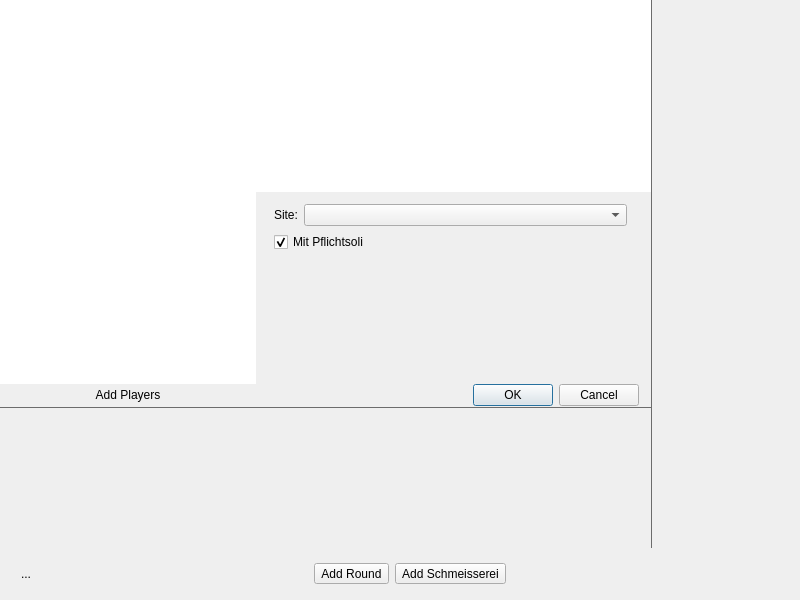
This is src/ui/game/gamewindow.ui in lbproductions/psnewmodel as Qt 5 draws it before an edit. The edited form follows.
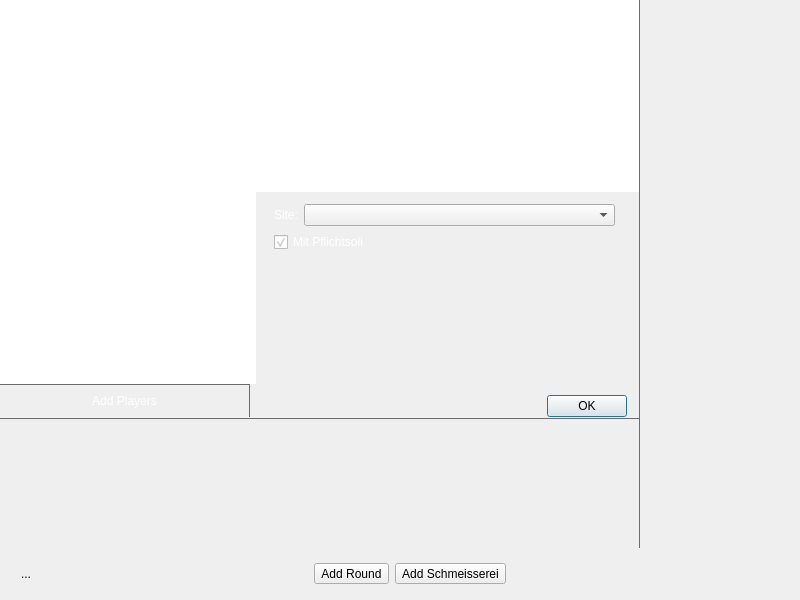
This is the edited form. Icons and pictures are not drawn. Custom widgets are drawn as their Qt base class.

The edit to the form file:
```diff
--- a/src/ui/game/gamewindow.ui
+++ b/src/ui/game/gamewindow.ui
@@ -34,6 +34,25 @@
 }
 QSplitter:handle {
 background-color: rgb(108,108,108);
+}
+QPushButton#pushButtonAddPlayers {
+	color: white;
+	border: none;
+	border-top: 1px solid rgb(108,108,108);
+	border-right: 1px solid rgb(108,108,108);
+	height: 32px;
+	margin-right: 6px;
+}
+PlayersListWidget {
+	background-color: rgba(0,0,0,0);
+	border:none;
+	border-right: 1px solid rgb(108,108,108);
+}
+QCheckBox {
+	color: white;
+}
+QLabel {
+	color: white;
 }</string>
   </property>
   <widget class="QWidget" name="centralwidget">
@@ -124,7 +143,7 @@
                 <string>Add Players</string>
                </property>
                <property name="flat">
-                <bool>true</bool>
+                <bool>false</bool>
                </property>
               </widget>
              </item>
@@ -171,7 +190,7 @@
                 <bool>true</bool>
                </property>
                <property name="standardButtons">
-                <set>QDialogButtonBox::Cancel|QDialogButtonBox::Ok</set>
+                <set>QDialogButtonBox::Ok</set>
                </property>
               </widget>
              </item>
```
